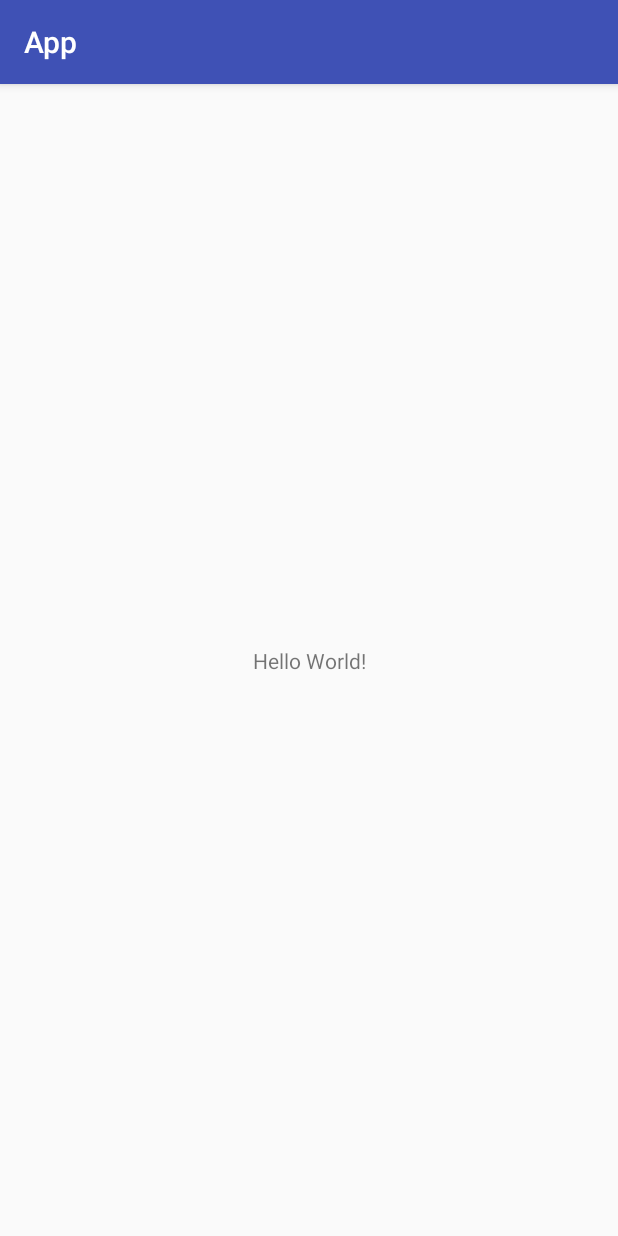
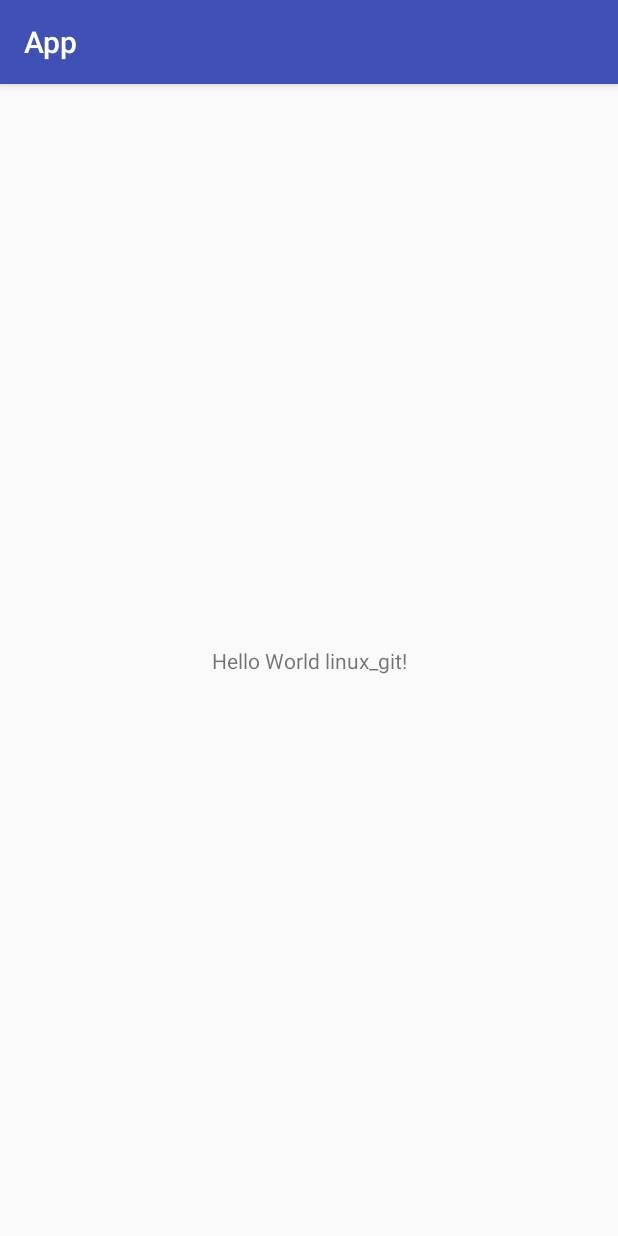
Before and after one commit to SeungwanHong/App, an Android app: the screen it shows after launch (MainActivity), on a phone screen of 412 x 824 dp. Run offline under Robolectric (Android 15) with nearby library versions, the phone set to English and light mode, and no system bars.

Commit message:
swan_L commit

```diff
--- a/app/src/main/res/layout/activity_main.xml
+++ b/app/src/main/res/layout/activity_main.xml
@@ -9,7 +9,7 @@
     <TextView
         android:layout_width="wrap_content"
         android:layout_height="wrap_content"
-        android:text="Hello World!"
+        android:text="Hello World linux_git!"
         app:layout_constraintBottom_toBottomOf="parent"
         app:layout_constraintLeft_toLeftOf="parent"
         app:layout_constraintRight_toRightOf="parent"
```
